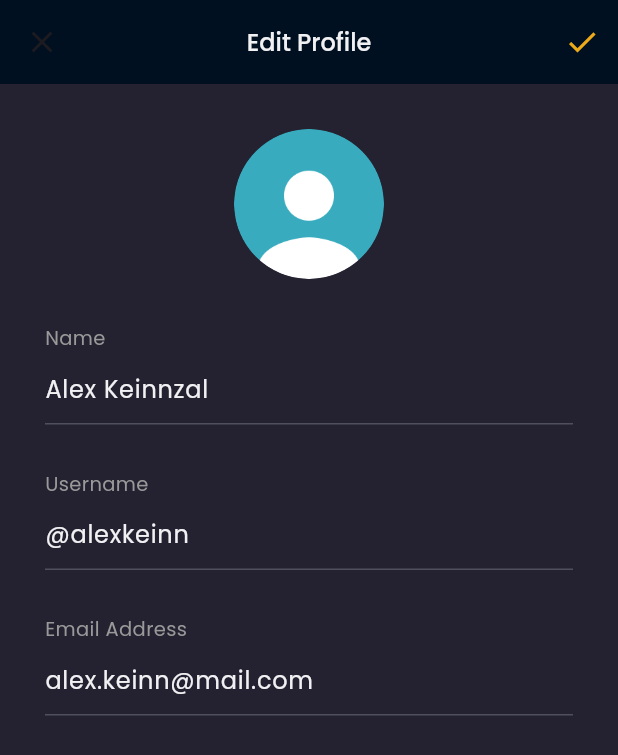
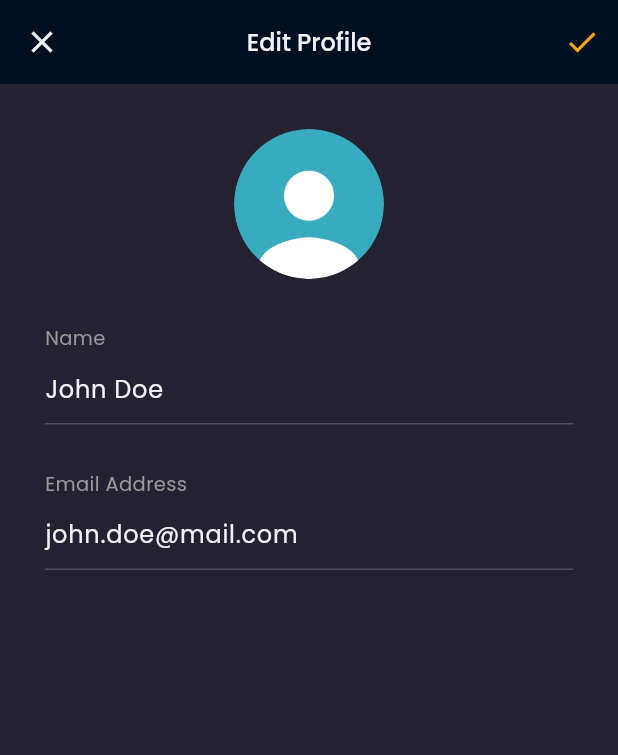
Before and after one commit to yogapermana76/medicalapp, a Flutter app: the EditProfilePage screen opened directly, on a phone screen of 412 x 824 dp. Shown: the top 755 px of the screen. Run offline on Flutter 3.47's test engine with Material 3 defaults, Android fonts, the phone set to English and light mode, and no system bars; our stand-ins replace carousel_slider, google_fonts.

Commit message:
fix: edit profile page

```diff
--- a/lib/pages/edit_profile_page.dart
+++ b/lib/pages/edit_profile_page.dart
@@ -10,6 +10,7 @@ class EditProfilePage extends StatelessWidget {
       return AppBar(
         backgroundColor: backgroundColor1,
         leading: IconButton(
+          color: primaryTextColor,
           onPressed: () {
             Navigator.pop(context);
           },
@@ -46,32 +47,7 @@ class EditProfilePage extends StatelessWidget {
             TextFormField(
               style: primaryTextStyle,
               decoration: InputDecoration(
-                hintText: 'Alex Keinnzal',
-                hintStyle: primaryTextStyle,
-                enabledBorder: UnderlineInputBorder(
-                  borderSide: BorderSide(color: subtitleColor),
-                ),
-              ),
-            ),
-          ],
-        ),
-      );
-    }
-
-    Widget usernameInput() {
-      return Container(
-        margin: EdgeInsets.only(top: defaultMargin),
-        child: Column(
-          crossAxisAlignment: CrossAxisAlignment.start,
-          children: [
-            Text(
-              'Username',
-              style: secondaryTextStyle.copyWith(fontSize: 13),
-            ),
-            TextFormField(
-              style: primaryTextStyle,
-              decoration: InputDecoration(
-                hintText: '@alexkeinn',
+                hintText: 'John Doe',
                 hintStyle: primaryTextStyle,
                 enabledBorder: UnderlineInputBorder(
                   borderSide: BorderSide(color: subtitleColor),
@@ -96,7 +72,7 @@ class EditProfilePage extends StatelessWidget {
             TextFormField(
               style: primaryTextStyle,
               decoration: InputDecoration(
-                hintText: 'alex.keinn@mail.com',
+                hintText: 'john.doe@mail.com',
                 hintStyle: primaryTextStyle,
                 enabledBorder: UnderlineInputBorder(
                   borderSide: BorderSide(color: subtitleColor),
@@ -127,7 +103,6 @@ class EditProfilePage extends StatelessWidget {
                 ),
               ),
               nameInput(),
-              usernameInput(),
               emailInput(),
             ],
           ),
```
